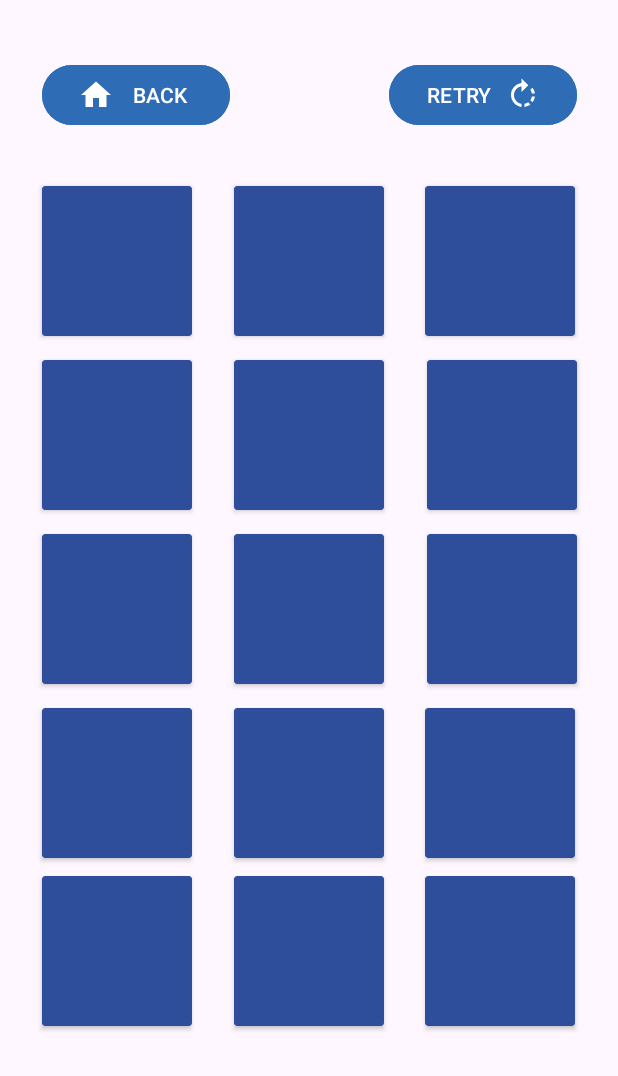
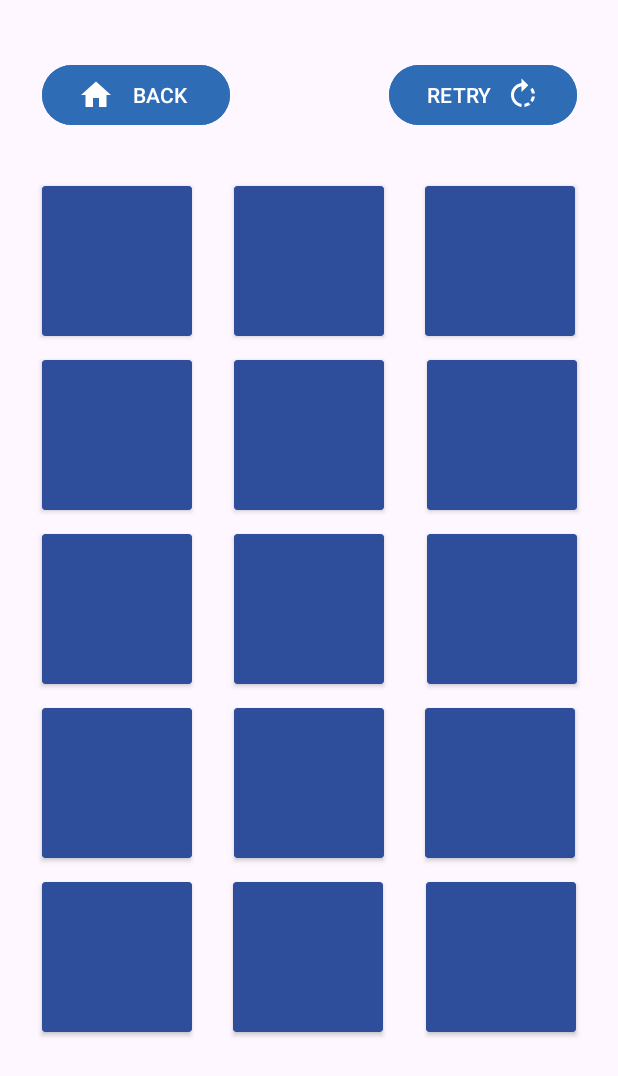
Before and after one commit to PyroJayxX/MobileGame-AppDev-Project, an Android app: the screen it shows after launch (MainActivity), on a phone screen of 412 x 824 dp. Shown: the top 1076 px of the screen. Run offline under Robolectric (Android 15) with nearby library versions, the phone set to English and light mode, and no system bars.

Commit message:
Merge remote-tracking branch 'origin/master'
# Conflicts:
#	app/src/main/res/layout/activity_main.xml

```diff
--- a/app/src/main/res/layout/activity_main.xml
+++ b/app/src/main/res/layout/activity_main.xml
@@ -275,9 +275,10 @@
                 android:id="@+id/cardView13"
                 android:layout_width="100dp"
                 android:layout_height="100dp"
-                android:layout_marginTop="12dp"
+                android:layout_marginTop="16dp"
                 android:backgroundTint="#2E4D9A"
                 app:layout_constraintEnd_toStartOf="@+id/cardView14"
+                app:layout_constraintHorizontal_bias="0.509"
                 app:layout_constraintStart_toStartOf="parent"
                 app:layout_constraintTop_toBottomOf="@+id/cardView10" />
 
@@ -285,10 +286,10 @@
                 android:id="@+id/cardView14"
                 android:layout_width="100dp"
                 android:layout_height="100dp"
-                android:layout_marginTop="12dp"
+                android:layout_marginTop="16dp"
                 android:backgroundTint="#2E4D9A"
                 app:layout_constraintEnd_toEndOf="parent"
-                app:layout_constraintHorizontal_bias="0.501"
+                app:layout_constraintHorizontal_bias="0.498"
                 app:layout_constraintStart_toStartOf="parent"
                 app:layout_constraintTop_toBottomOf="@+id/cardView11">
 
@@ -298,10 +299,9 @@
                 android:id="@+id/cardView15"
                 android:layout_width="100dp"
                 android:layout_height="100dp"
-                android:layout_marginTop="12dp"
+                android:layout_marginTop="16dp"
                 android:backgroundTint="#2E4D9A"
                 app:layout_constraintEnd_toEndOf="parent"
-                app:layout_constraintHorizontal_bias="0.49"
                 app:layout_constraintStart_toEndOf="@+id/cardView14"
                 app:layout_constraintTop_toBottomOf="@+id/cardView12">
 
```
